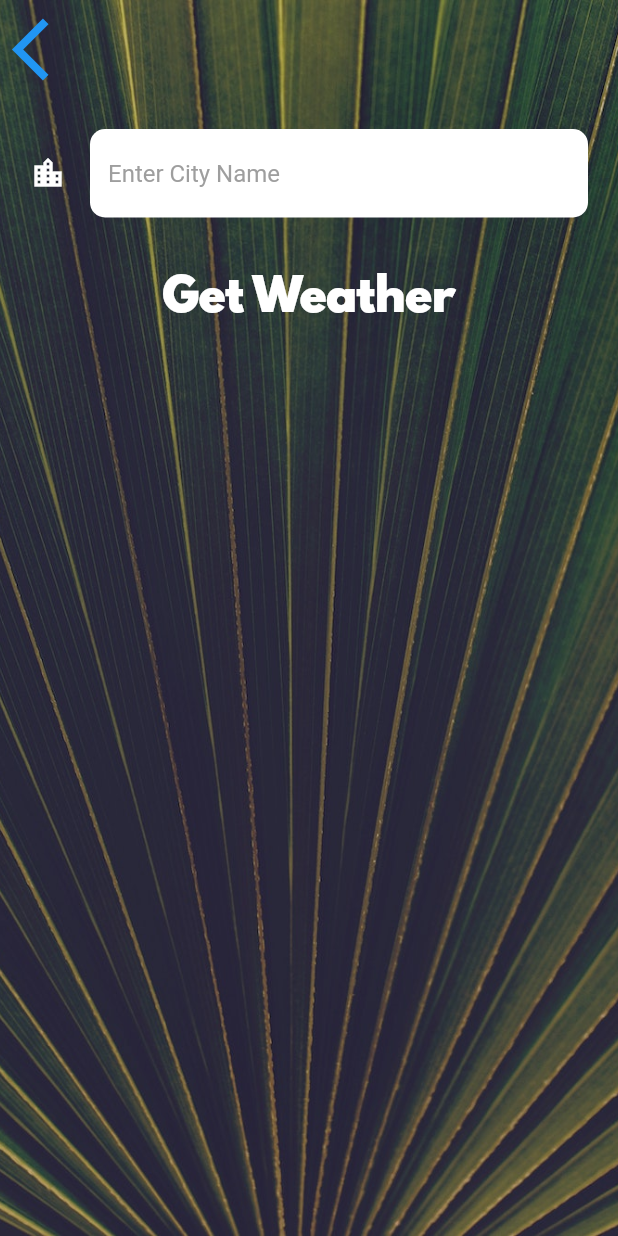
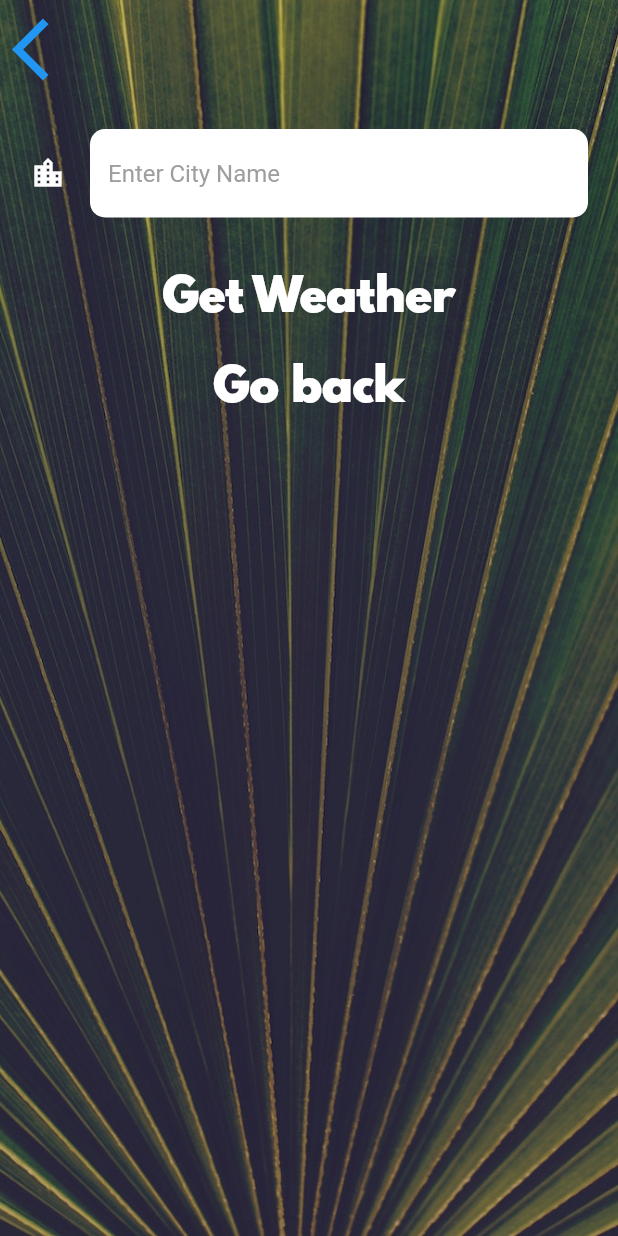
Before and after one commit to kevinkooyizen/flutter-testing, a Flutter app: the CityScreen screen opened directly, on a phone screen of 412 x 824 dp. Run offline on Flutter 3.47's test engine with Material 2 defaults, Android fonts, the phone set to English and light mode, and no system bars; our stand-ins replace flutter_spinkit, geolocator.

Commit message:
Add back button

```diff
--- a/lib/screens/city_screen.dart
+++ b/lib/screens/city_screen.dart
@@ -58,6 +58,15 @@ class _CityScreenState extends State<CityScreen> {
                   style: kButtonTextStyle,
                 ),
               ),
+              TextButton(
+                onPressed: () {
+                  Navigator.pop(context);
+                },
+                child: const Text(
+                  'Go back',
+                  style: kButtonTextStyle,
+                ),
+              ),
             ],
           ),
         ),
```
